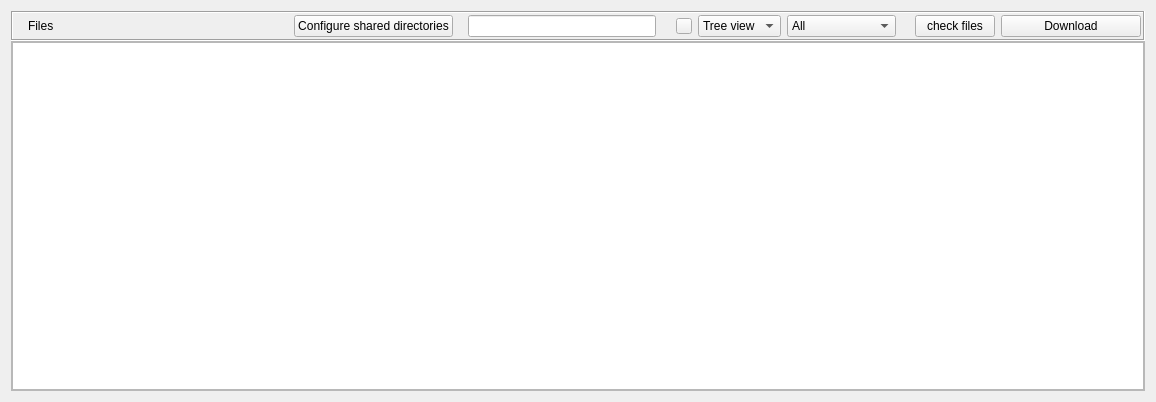
The window that retroshare-gui/src/gui/FileTransfer/SharedFilesDialog.ui (RetroShare/RetroShare) describes before a commit, drawn with Qt 5.
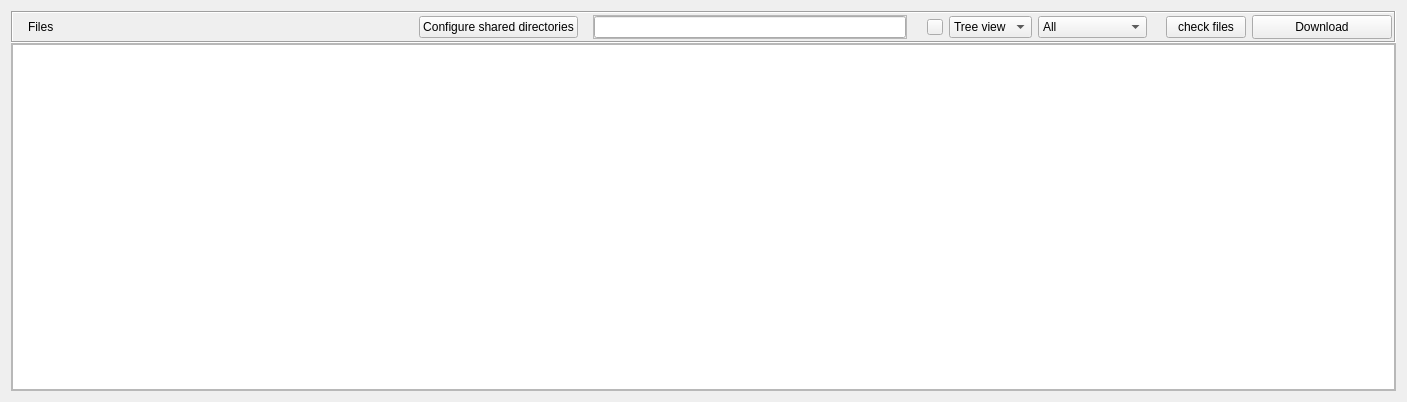
The same window after the commit. Icons and pictures are not drawn. Custom widgets are drawn as their Qt base class.

Commit message: added a fair limit to search in FL in order to avoid crazy costs

Patch:
```diff
--- a/retroshare-gui/src/gui/FileTransfer/SharedFilesDialog.ui
+++ b/retroshare-gui/src/gui/FileTransfer/SharedFilesDialog.ui
@@ -6,7 +6,7 @@
    <rect>
     <x>0</x>
     <y>0</y>
-    <width>1156</width>
+    <width>1407</width>
     <height>402</height>
    </rect>
   </property>
@@ -110,10 +110,36 @@
          </widget>
         </item>
         <item>
-         <widget class="QLineEdit" name="filterPatternLineEdit">
-          <property name="toolTip">
-           <string>Search files</string>
+         <widget class="QFrame" name="filterPatternFrame">
+          <property name="minimumSize">
+           <size>
+            <width>50</width>
+            <height>0</height>
+           </size>
           </property>
+          <property name="frameShape">
+           <enum>QFrame::StyledPanel</enum>
+          </property>
+          <property name="frameShadow">
+           <enum>QFrame::Raised</enum>
+          </property>
+          <layout class="QHBoxLayout" name="horizontalLayout_3">
+           <property name="leftMargin">
+            <number>0</number>
+           </property>
+           <property name="topMargin">
+            <number>0</number>
+           </property>
+           <property name="rightMargin">
+            <number>0</number>
+           </property>
+           <property name="bottomMargin">
+            <number>0</number>
+           </property>
+           <item>
+            <widget class="QLineEdit" name="filterPatternLineEdit"/>
+           </item>
+          </layout>
          </widget>
         </item>
         <item>
```
Left out of the diff: 22 changed lines with no effect on the pictures. The commit also changes 1 other file.
